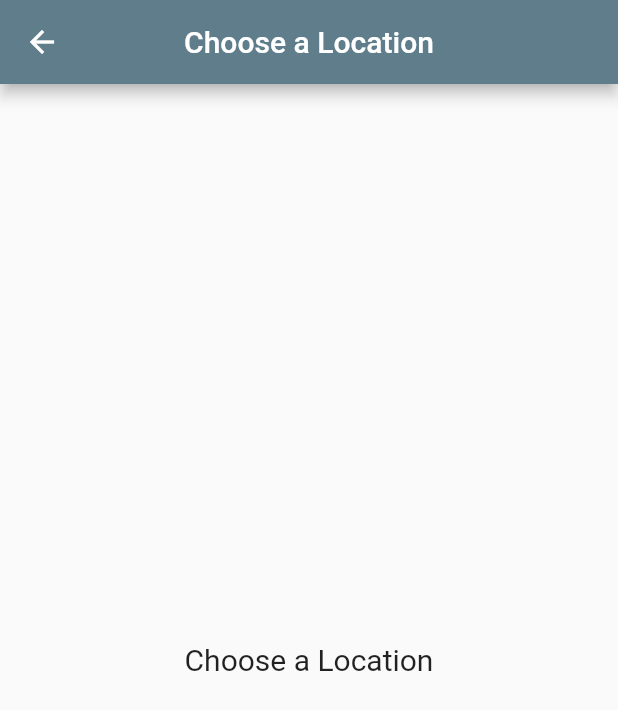
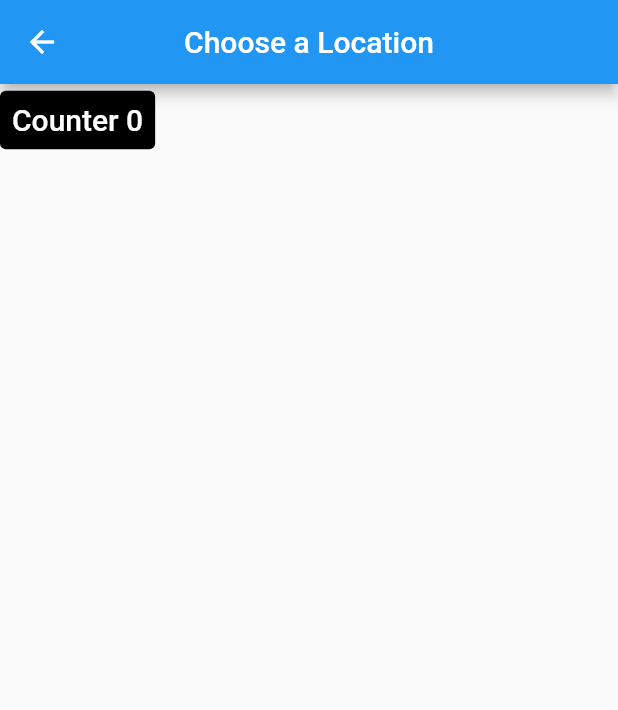
Before and after one commit to BUFONJOKER/World-Time-Flutter-App, a Flutter app: the screen it shows after launch, after a tap on "Choose Location Screen", on a phone screen of 412 x 824 dp. Shown: the top 710 px of the screen. Run offline on Flutter 3.47's test engine with Material 2 defaults, Android fonts, the phone set to English and light mode, and no system bars.

Commit message:
inint function

```diff
--- a/lib/main.dart
+++ b/lib/main.dart
@@ -10,7 +10,6 @@ void main() {
       '/home': (context)=> const Home(),
       '/location': (context)=> const ChooseLocation(),
       '/loading': (context)=> const LoadingBar(),
-    }
-
+    },
   ));
 }
--- a/lib/pages/choose_location.dart
+++ b/lib/pages/choose_location.dart
@@ -1,3 +1,5 @@
+import 'dart:developer';
+
 import 'package:flutter/material.dart';
 
 class ChooseLocation extends StatefulWidget {
@@ -8,22 +10,46 @@ class ChooseLocation extends StatefulWidget {
 }
 
 class _ChooseLocationState extends State<ChooseLocation> {
+  var counter = 0;
+
+  @override
+  initState(){
+    super.initState();
+    log('initState function ran');
+  }
+
   @override
   Widget build(BuildContext context) {
+    log('build function run $counter times');
     return Scaffold(
+
       appBar: AppBar(
         title: const Text('Choose a Location'),
         centerTitle: true,
-        backgroundColor: Colors.blueGrey,
+
       ),
-      body: const Center(
-        child: Text(
-          'Choose a Location',
-          style: TextStyle(
-            fontSize: 20.0,
-          ),
-        ),
-      ),
+
+      body:TextButton(
+
+            onPressed: (){
+              setState(() {
+                counter += 1;
+              });
+            },
+
+            style: TextButton.styleFrom(
+
+              backgroundColor: Colors.black,
+            ),
+            child: Text(
+                "Counter $counter",
+                  style: const TextStyle(
+                  color: Colors.white,
+                  fontSize: 20.0,
+                ),
+            ),
+        )
+
     );
   }
 }
--- a/lib/pages/home.dart
+++ b/lib/pages/home.dart
@@ -11,11 +11,11 @@ class _HomeState extends State<Home> {
   @override
   Widget build(BuildContext context) {
     return  Scaffold(
-        backgroundColor: Colors.grey[900],
+
       appBar: AppBar(
         title: const Text('Home Screen'),
         centerTitle: true,
-        backgroundColor: Colors.black87,
+
       ),
       body: Column(
 
```
